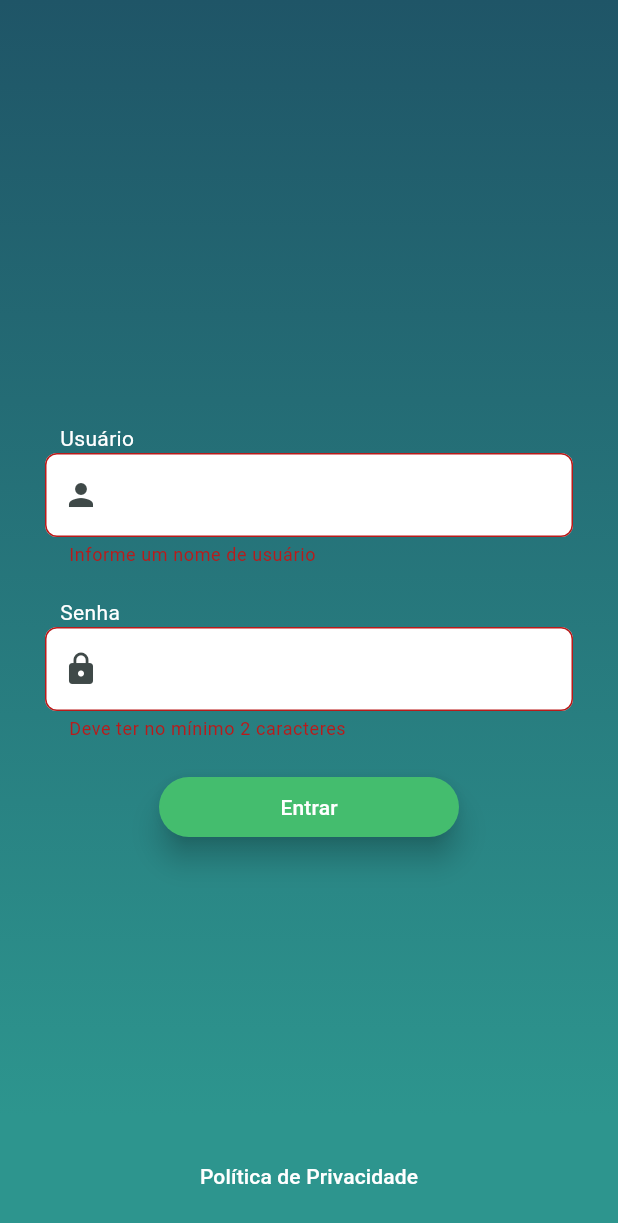
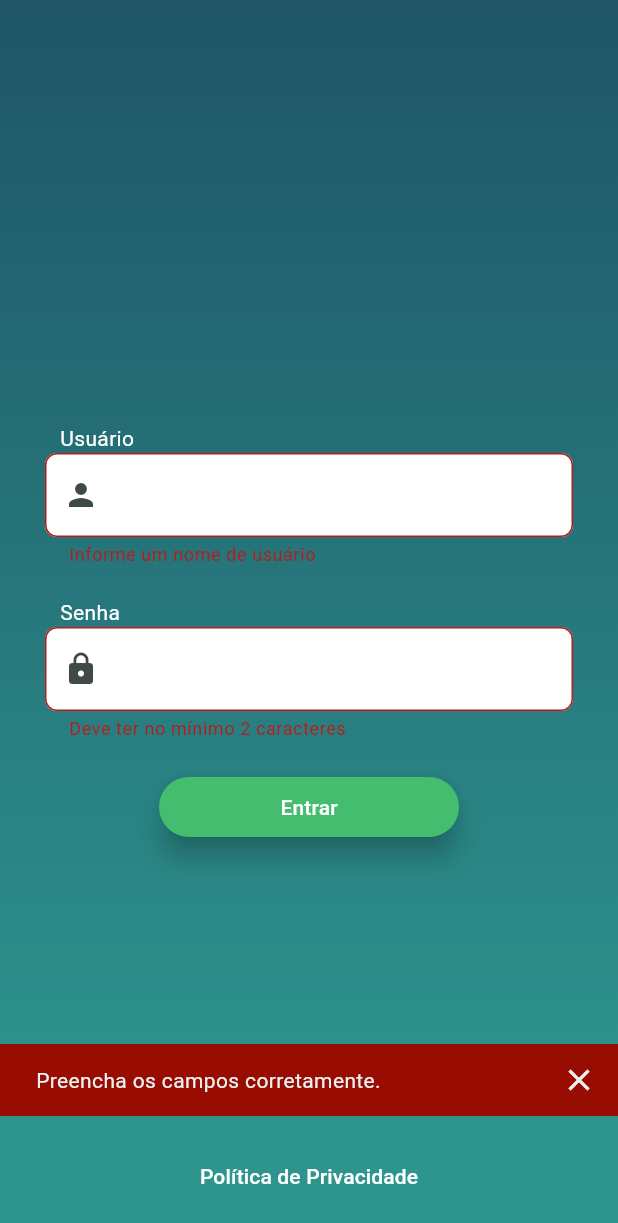
Before and after one commit to annealmd/target_desafio, a Flutter app: the screen it shows after launch, after a tap on "Entrar", on a phone screen of 412 x 824 dp. Shown: the top 1223 px of the screen. Run offline on Flutter 3.47's test engine with Material 2 defaults, Android fonts, the phone set to English and light mode, and no system bars; our stand-ins replace flutter_mobx, mobx, shared_preferences; generated files the repository leaves out were written again.

```diff
--- a/lib/core/theme.dart
+++ b/lib/core/theme.dart
@@ -3,3 +3,11 @@ import 'package:flutter/material.dart';
 Color colorOne = const Color(0xFF1f5567);
 Color colorTwo = const Color(0xFF2d958e);
 Color colorButton = const Color(0xFF44bd6e);
+
+BoxDecoration backgroundPage = BoxDecoration(
+  gradient: LinearGradient(
+    begin: Alignment.topCenter,
+    end: Alignment.bottomCenter,
+    colors: [colorOne, colorTwo],
+  ),
+);
--- a/lib/stores/info_store.dart
+++ b/lib/stores/info_store.dart
@@ -7,7 +7,7 @@ part 'info_store.g.dart';
 class InfoStore = InfoStoreBase with _$InfoStore;
 
 abstract class InfoStoreBase with Store {
-  final Future<SharedPreferences> _prefs = SharedPreferences.getInstance();
+  //final Future<SharedPreferences> _prefs = SharedPreferences.getInstance();
   @observable
   // ignore: prefer_final_fields
   ObservableList<String> _infoList = ObservableList<String>();
--- a/lib/views/login_page.dart
+++ b/lib/views/login_page.dart
@@ -1,7 +1,8 @@
 import 'package:flutter/material.dart';
 import 'package:target_test/core/theme.dart';
 
-import 'widgets/politica_privacidade_button.dart';
+import 'functions/functions.dart';
+import 'widgets/widgets.dart';
 
 class LoginPage extends StatefulWidget {
   const LoginPage({super.key});
@@ -31,13 +32,7 @@ class _LoginPageState extends State<LoginPage> {
         width: double.maxFinite,
         height: double.maxFinite,
         padding: const EdgeInsets.symmetric(horizontal: 30),
-        decoration: BoxDecoration(
-          gradient: LinearGradient(
-            begin: Alignment.topCenter,
-            end: Alignment.bottomCenter,
-            colors: [colorOne, colorTwo],
-          ),
-        ),
+        decoration: backgroundPage,
         child: SingleChildScrollView(
           child: Form(
             key: formKey,
@@ -53,34 +48,7 @@ class _LoginPageState extends State<LoginPage> {
                     style: TextStyle(color: Colors.white),
                   ),
                 ),
-                TextFormField(
-                  controller: userController,
-                  keyboardType: TextInputType.emailAddress,
-                  textInputAction: TextInputAction.next,
-                  onTapOutside: (event) => FocusScope.of(context).unfocus(),
-                  decoration: InputDecoration(
-                    prefixIcon: const Icon(Icons.person),
-                    filled: true,
-                    fillColor: Colors.white,
-                    border: OutlineInputBorder(
-                      borderRadius: BorderRadius.circular(8),
-                    ),
-                  ),
-                  validator: (value) {
-                    if (value!.isEmpty) {
-                      return 'Informe um nome de usuário';
-                    } else if (value.length > 21) {
-                      userController.clear();
-                      return 'Deve ter no máximo 20 caracteres';
-                    } else if (!RegExp(r'^[a-zA-Z0-9\s]*[^\s]$')
-                        .hasMatch(value)) {
-                      userController.clear();
-                      return 'Não deve conter espaço em branco no final.';
-                    } else {
-                      return null;
-                    }
-                  },
-                ),
+                UserWidget(userController: userController),
                 const SizedBox(height: 20),
                 const Padding(
                   padding: EdgeInsets.only(left: 10),
@@ -89,34 +57,7 @@ class _LoginPageState extends State<LoginPage> {
                     style: TextStyle(color: Colors.white),
                   ),
                 ),
-                TextFormField(
-                  controller: passwordController,
-                  obscureText: true,
-                  textInputAction: TextInputAction.next,
-                  decoration: InputDecoration(
-                    prefixIcon: const Icon(Icons.lock),
-                    filled: true,
-                    fillColor: Colors.white,
-                    border: OutlineInputBorder(
-                      borderRadius: BorderRadius.circular(8),
-                    ),
-                  ),
-                  validator: (value) {
-                    if (value!.length < 2) {
-                      passwordController.clear();
-                      return 'Deve ter no mínimo 2 caracteres';
-                    } else if (value.length > 21) {
-                      passwordController.clear();
-                      return 'Deve ter no máximo 20 caracteres';
-                    } else if (!RegExp(r'^[a-zA-Z0-9]*[^\\s]$')
-                        .hasMatch(value)) {
-                      passwordController.clear();
-                      return 'Deve conter apenas letras e números';
-                    } else {
-                      return null;
-                    }
-                  },
-                ),
+                PasswordWidget(passwordController: passwordController),
                 const SizedBox(height: 20),
                 Center(
                   child: ElevatedButton(
@@ -124,7 +65,9 @@ class _LoginPageState extends State<LoginPage> {
                       if (formKey.currentState!.validate()) {
                         Navigator.popAndPushNamed(context, '/infopage');
                       } else {
-                        //TODO POPUP
+                        myShowSnackBar(
+                            context: context,
+                            message: 'Preencha os campos corretamente.');
                       }
                     },
                     style: ElevatedButton.styleFrom(
--- /dev/null
+++ b/lib/views/widgets/password_widget.dart
@@ -0,0 +1,41 @@
+import 'package:flutter/material.dart';
+
+class PasswordWidget extends StatelessWidget {
+  const PasswordWidget({
+    super.key,
+    required this.passwordController,
+  });
+
+  final TextEditingController passwordController;
+
+  @override
+  Widget build(BuildContext context) {
+    return TextFormField(
+      controller: passwordController,
+      obscureText: true,
+      textInputAction: TextInputAction.next,
+      decoration: InputDecoration(
+        prefixIcon: const Icon(Icons.lock),
+        filled: true,
+        fillColor: Colors.white,
+        border: OutlineInputBorder(
+          borderRadius: BorderRadius.circular(8),
+        ),
+      ),
+      validator: (value) {
+        if (value!.length < 2) {
+          passwordController.clear();
+          return 'Deve ter no mínimo 2 caracteres';
+        } else if (value.length > 21) {
+          passwordController.clear();
+          return 'Deve ter no máximo 20 caracteres';
+        } else if (!RegExp(r'^[a-zA-Z0-9]*[^\\s]$').hasMatch(value)) {
+          passwordController.clear();
+          return 'Deve conter apenas letras e números';
+        } else {
+          return null;
+        }
+      },
+    );
+  }
+}
--- /dev/null
+++ b/lib/views/widgets/user_widget.dart
@@ -0,0 +1,42 @@
+import 'package:flutter/material.dart';
+
+class UserWidget extends StatelessWidget {
+  const UserWidget({
+    super.key,
+    required this.userController,
+  });
+
+  final TextEditingController userController;
+
+  @override
+  Widget build(BuildContext context) {
+    return TextFormField(
+      controller: userController,
+      keyboardType: TextInputType.emailAddress,
+      textInputAction: TextInputAction.next,
+      autofocus: true,
+      onTapOutside: (event) => FocusScope.of(context).unfocus(),
+      decoration: InputDecoration(
+        prefixIcon: const Icon(Icons.person),
+        filled: true,
+        fillColor: Colors.white,
+        border: OutlineInputBorder(
+          borderRadius: BorderRadius.circular(8),
+        ),
+      ),
+      validator: (value) {
+        if (value!.isEmpty) {
+          return 'Informe um nome de usuário';
+        } else if (value.length > 21) {
+          userController.clear();
+          return 'Deve ter no máximo 20 caracteres';
+        } else if (!RegExp(r'^[a-zA-Z0-9\s]*[^\s]$').hasMatch(value)) {
+          userController.clear();
+          return 'Não deve conter espaço em branco no final.';
+        } else {
+          return null;
+        }
+      },
+    );
+  }
+}
--- /dev/null
+++ b/lib/views/widgets/widgets.dart
@@ -0,0 +1,3 @@
+export './user_widget.dart';
+export './password_widget.dart';
+export './politica_privacidade_button.dart';
```
Also changed, not shown: lib/models/info_model.dart (deleted, +0 -31 lines), lib/views/info_page.dart (+4 -8 lines), lib/stores/login_store.dart (deleted).
